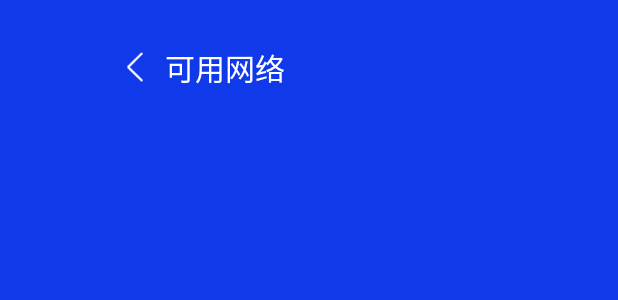
After one commit to yangxin12138/TwdSettings, an Android app: the layout activity_netlist.xml on its own in the app's theme, with its tools: preview values and no code run, on a phone screen of 412 x 824 dp. The commit adds this screen. Shown: the top 300 px of the screen. Run offline under Robolectric (Android 15) with nearby library versions, the phone set to English and light mode, and no system bars.

Commit message:
2023.0710：wifi列表展示

```diff
--- a/app/src/main/java/com/twd/twdsettings/network/NetworkActivity.java
+++ b/app/src/main/java/com/twd/twdsettings/network/NetworkActivity.java
@@ -2,6 +2,7 @@ package com.twd.twdsettings.network;
 
 import androidx.appcompat.app.AppCompatActivity;
 
+import android.content.Intent;
 import android.content.SharedPreferences;
 import android.os.Bundle;
 import android.util.Log;
@@ -75,6 +76,7 @@ public class NetworkActivity extends AppCompatActivity implements View.OnFocusCh
     public void onClick(View v) {
         SharedPreferences.Editor editor = getSharedPreferences("Switch_Checked",MODE_PRIVATE).edit();
         isChecked = mSwitch.isChecked();
+        Intent intent;
         if (v.getId() == R.id.net_LL_wlan){
             if (isChecked){
                 mSwitch.setChecked(false);
@@ -87,8 +89,10 @@ public class NetworkActivity extends AppCompatActivity implements View.OnFocusCh
                 editor.putBoolean("isChecked",true);
                 editor.apply();
             }
-
             Log.i("yang","mSwitch = "+mSwitch.isChecked());
+        } else if (v.getId() == R.id.net_LL_wlanAble) {
+            intent = new Intent(this,WifiListActivity.class);
+            startActivity(intent);
         }
     }
 
--- /dev/null
+++ b/app/src/main/res/layout/activity_netlist.xml
@@ -0,0 +1,36 @@
+<?xml version="1.0" encoding="utf-8"?>
+<LinearLayout xmlns:android="http://schemas.android.com/apk/res/android"
+    android:orientation="vertical"
+    android:layout_width="match_parent"
+    android:layout_height="match_parent"
+    android:background="@color/background_color">
+
+    <LinearLayout
+        android:layout_marginTop="30dp"
+        android:layout_width="match_parent"
+        android:layout_height="wrap_content"
+        android:orientation="horizontal">
+        <ImageView
+            android:layout_width="20dp"
+            android:layout_height="20dp"
+            android:src="@drawable/arrow_back_white"
+            android:layout_marginStart="80dp"
+            android:layout_gravity="center_vertical"/>
+        <TextView
+            android:text="可用网络"
+            android:textColor="@color/white"
+            android:textSize="20sp"
+            android:layout_width="100dp"
+            android:layout_height="wrap_content"
+            android:layout_marginStart="10dp"
+            android:layout_gravity="center_vertical"/>
+    </LinearLayout>
+
+    <ListView
+        android:id="@+id/wifiListView"
+        android:layout_width="match_parent"
+        android:layout_height="470dp"
+        android:paddingStart="200dp"
+        android:paddingEnd="200dp"
+        android:paddingTop="40dp"/>
+</LinearLayout>
```
Also changed, not shown: app/src/main/AndroidManifest.xml (+8 -3 lines), app/src/main/java/com/twd/twdsettings/network/WifiListActivity.java (added, +99 -0 lines), app/src/main/res/layout/wifi_list_item.xml (added, +23 -0 lines).
